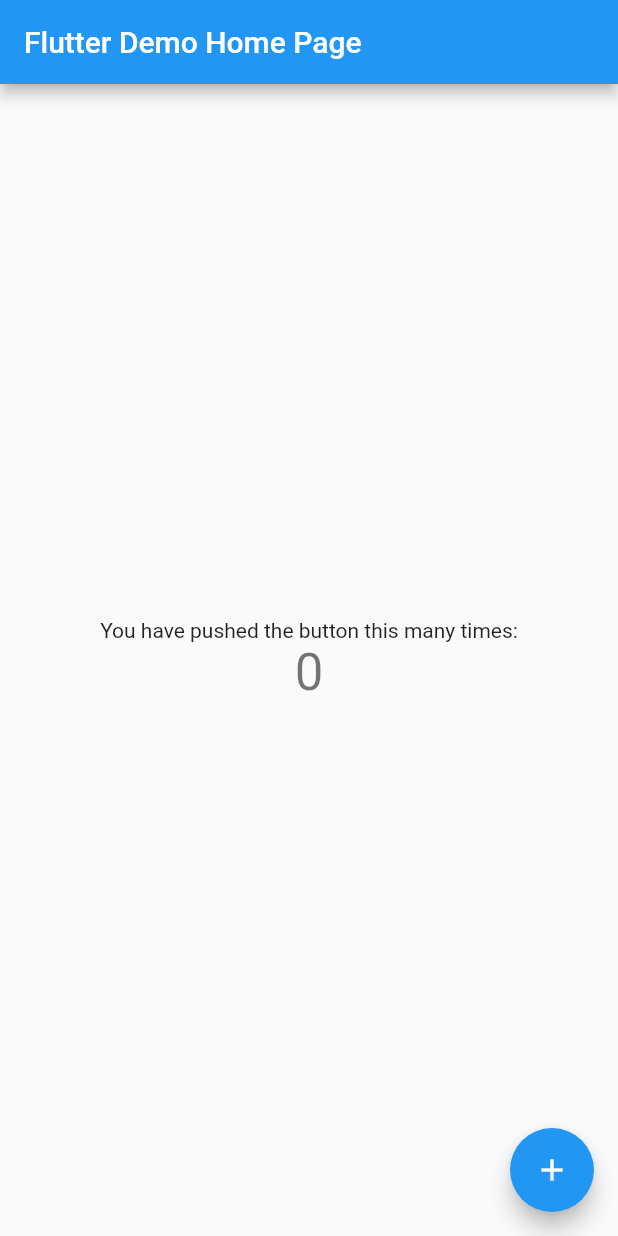
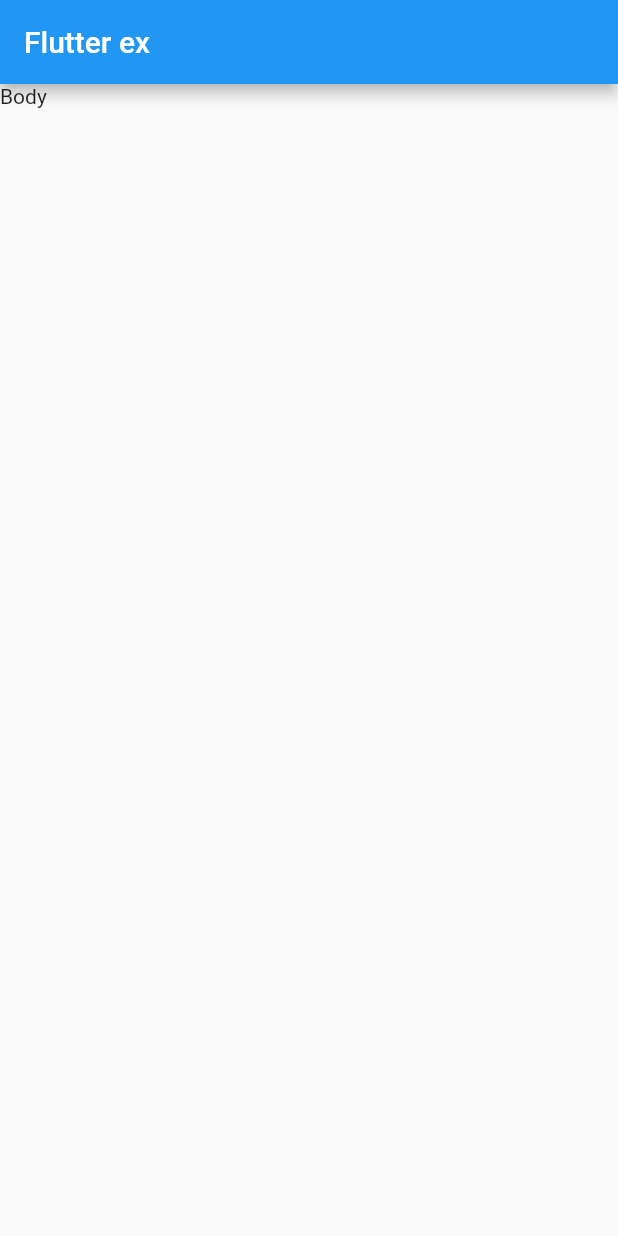
Before and after one commit to Potato-Y/flutter_ex, a Flutter app: the screen it shows after launch, on a phone screen of 412 x 824 dp. Run offline on Flutter 3.47's test engine with Material 2 defaults, Android fonts, the phone set to English and light mode, and no system bars.

Commit message:
예제 코드 삭제 및 기본 내용으로 수정

```diff
--- a/lib/main.dart
+++ b/lib/main.dart
@@ -1,4 +1,5 @@
 import 'package:flutter/material.dart';
+import 'package:flutter_ex/screen/main_screen.dart';
 
 void main() {
   runApp(const MyApp());
@@ -7,109 +8,11 @@ void main() {
 class MyApp extends StatelessWidget {
   const MyApp({super.key});
 
-  // This widget is the root of your application.
   @override
   Widget build(BuildContext context) {
-    return MaterialApp(
-      title: 'Flutter Demo',
-      theme: ThemeData(
-        // This is the theme of your application.
-        //
-        // Try running your application with "flutter run". You'll see the
-        // application has a blue toolbar. Then, without quitting the app, try
-        // changing the primarySwatch below to Colors.green and then invoke
-        // "hot reload" (press "r" in the console where you ran "flutter run",
-        // or simply save your changes to "hot reload" in a Flutter IDE).
-        // Notice that the counter didn't reset back to zero; the application
-        // is not restarted.
-        primarySwatch: Colors.blue,
-      ),
-      home: const MyHomePage(title: 'Flutter Demo Home Page'),
+    return const MaterialApp(
+      title: "flutter ex",
+      home: Home(),
     );
   }
 }
-
-class MyHomePage extends StatefulWidget {
-  const MyHomePage({super.key, required this.title});
-
-  // This widget is the home page of your application. It is stateful, meaning
-  // that it has a State object (defined below) that contains fields that affect
-  // how it looks.
-
-  // This class is the configuration for the state. It holds the values (in this
-  // case the title) provided by the parent (in this case the App widget) and
-  // used by the build method of the State. Fields in a Widget subclass are
-  // always marked "final".
-
-  final String title;
-
-  @override
-  State<MyHomePage> createState() => _MyHomePageState();
-}
-
-class _MyHomePageState extends State<MyHomePage> {
-  int _counter = 0;
-
-  void _incrementCounter() {
-    setState(() {
-      // This call to setState tells the Flutter framework that something has
-      // changed in this State, which causes it to rerun the build method below
-      // so that the display can reflect the updated values. If we changed
-      // _counter without calling setState(), then the build method would not be
-      // called again, and so nothing would appear to happen.
-      _counter++;
-    });
-  }
-
-  @override
-  Widget build(BuildContext context) {
-    // This method is rerun every time setState is called, for instance as done
-    // by the _incrementCounter method above.
-    //
-    // The Flutter framework has been optimized to make rerunning build methods
-    // fast, so that you can just rebuild anything that needs updating rather
-    // than having to individually change instances of widgets.
-    return Scaffold(
-      appBar: AppBar(
-        // Here we take the value from the MyHomePage object that was created by
-        // the App.build method, and use it to set our appbar title.
-        title: Text(widget.title),
-      ),
-      body: Center(
-        // Center is a layout widget. It takes a single child and positions it
-        // in the middle of the parent.
-        child: Column(
-          // Column is also a layout widget. It takes a list of children and
-          // arranges them vertically. By default, it sizes itself to fit its
-          // children horizontally, and tries to be as tall as its parent.
-          //
-          // Invoke "debug painting" (press "p" in the console, choose the
-          // "Toggle Debug Paint" action from the Flutter Inspector in Android
-          // Studio, or the "Toggle Debug Paint" command in Visual Studio Code)
-          // to see the wireframe for each widget.
-          //
-          // Column has various properties to control how it sizes itself and
-          // how it positions its children. Here we use mainAxisAlignment to
-          // center the children vertically; the main axis here is the vertical
-          // axis because Columns are vertical (the cross axis would be
-          // horizontal).
-          mainAxisAlignment: MainAxisAlignment.center,
-          children: <Widget>[
-            const Text(
-              'You have pushed the button this many times:',
-            ),
-            Text(
-              '$_counter',
-              style: Theme.of(context).textTheme.headline4,
-            ),
-          ],
-        ),
-      ),
-      floatingActionButton: FloatingActionButton(
-        onPressed: _incrementCounter,
-        tooltip: 'Increment',
-        child: const Icon(Icons.add),
-      ), // This trailing comma makes auto-formatting nicer for build methods.
-    );
-  }
-}
--- /dev/null
+++ b/lib/screen/main_screen.dart
@@ -0,0 +1,17 @@
+import 'package:flutter/material.dart';
+import 'package:flutter/src/widgets/container.dart';
+import 'package:flutter/src/widgets/framework.dart';
+
+class Home extends StatelessWidget {
+  const Home({super.key});
+
+  @override
+  Widget build(BuildContext context) {
+    return Scaffold(
+      appBar: AppBar(
+        title: const Text('Flutter ex'),
+      ),
+      body: const Text('Body'),
+    );
+  }
+}
```
